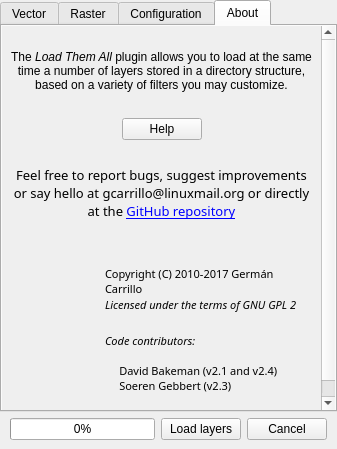
gacarrillor/loadthemall, file Ui_DockWidget.ui: the form before one commit.
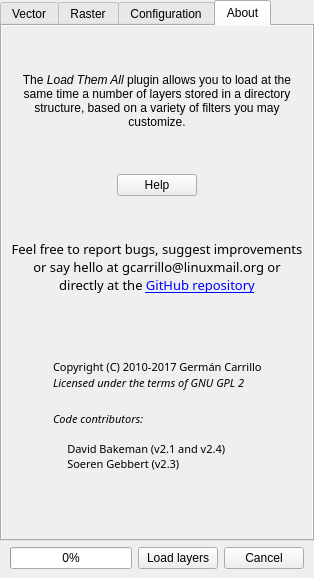
The form after the commit. The open tabs and pages were chosen to show the change. Icons and pictures are not drawn.

```diff
--- a/Ui_DockWidget.ui
+++ b/Ui_DockWidget.ui
@@ -6,8 +6,8 @@
    <rect>
     <x>0</x>
     <y>0</y>
-    <width>337</width>
-    <height>449</height>
+    <width>314</width>
+    <height>578</height>
    </rect>
   </property>
   <property name="floating">
@@ -525,12 +525,12 @@
             <rect>
              <x>0</x>
              <y>0</y>
-             <width>319</width>
-             <height>471</height>
+             <width>358</width>
+             <height>486</height>
             </rect>
            </property>
-           <layout class="QVBoxLayout" name="verticalLayout">
-            <item>
+           <layout class="QGridLayout" name="gridLayout_12">
+            <item row="0" column="0">
              <spacer name="verticalSpacer_5">
               <property name="orientation">
                <enum>Qt::Vertical</enum>
@@ -543,7 +543,7 @@
               </property>
              </spacer>
             </item>
-            <item>
+            <item row="1" column="0">
              <widget class="QLabel" name="label_4">
               <property name="text">
                <string>The &lt;i&gt;Load Them All&lt;/i&gt; plugin allows you to load at the same time a number of layers stored in a directory structure, based on a variety of filters you may customize.</string>
@@ -562,7 +562,7 @@
               </property>
              </widget>
             </item>
-            <item>
+            <item row="2" column="0">
              <spacer name="verticalSpacer_8">
               <property name="orientation">
                <enum>Qt::Vertical</enum>
@@ -575,7 +575,7 @@
               </property>
              </spacer>
             </item>
-            <item>
+            <item row="3" column="0">
              <layout class="QGridLayout" name="gridLayout_9">
               <item row="0" column="0">
                <spacer name="horizontalSpacer_4">
@@ -612,7 +612,7 @@
               </item>
              </layout>
             </item>
-            <item>
+            <item row="4" column="0">
              <spacer name="verticalSpacer_6">
               <property name="orientation">
                <enum>Qt::Vertical</enum>
@@ -625,7 +625,7 @@
               </property>
              </spacer>
             </item>
-            <item>
+            <item row="5" column="0">
              <widget class="QLabel" name="label_5">
               <property name="minimumSize">
                <size>
@@ -662,7 +662,7 @@
               </property>
              </widget>
             </item>
-            <item>
+            <item row="6" column="0">
              <spacer name="verticalSpacer_7">
               <property name="orientation">
                <enum>Qt::Vertical</enum>
@@ -675,11 +675,21 @@
               </property>
              </spacer>
             </item>
-            <item>
+            <item row="7" column="0">
              <layout class="QHBoxLayout" name="horizontalLayout_4">
-              <property name="spacing">
-               <number>0</number>
-              </property>
+              <item>
+               <spacer name="horizontalSpacer_2">
+                <property name="orientation">
+                 <enum>Qt::Horizontal</enum>
+                </property>
+                <property name="sizeHint" stdset="0">
+                 <size>
+                  <width>40</width>
+                  <height>20</height>
+                 </size>
+                </property>
+               </spacer>
+              </item>
               <item>
                <widget class="QLabel" name="label_2">
                 <property name="maximumSize">
@@ -701,6 +711,9 @@
                 <property name="spacing">
                  <number>0</number>
                 </property>
+                <property name="sizeConstraint">
+                 <enum>QLayout::SetDefaultConstraint</enum>
+                </property>
                 <property name="leftMargin">
                  <number>9</number>
                 </property>
@@ -719,6 +732,12 @@
                 </item>
                 <item>
                  <widget class="QLabel" name="label">
+                  <property name="minimumSize">
+                   <size>
+                    <width>230</width>
+                    <height>0</height>
+                   </size>
+                  </property>
                   <property name="font">
                    <font>
                     <family>Sans Serif</family>
@@ -735,7 +754,7 @@
                    <string>Copyright (C) 2010-2017 Germán Carrillo</string>
                   </property>
                   <property name="wordWrap">
-                   <bool>true</bool>
+                   <bool>false</bool>
                   </property>
                   <property name="textInteractionFlags">
                    <set>Qt::LinksAccessibleByMouse|Qt::TextSelectableByKeyboard|Qt::TextSelectableByMouse</set>
@@ -817,9 +836,22 @@
                 </item>
                </layout>
               </item>
+              <item>
+               <spacer name="horizontalSpacer_8">
+                <property name="orientation">
+                 <enum>Qt::Horizontal</enum>
+                </property>
+                <property name="sizeHint" stdset="0">
+                 <size>
+                  <width>40</width>
+                  <height>20</height>
+                 </size>
+                </property>
+               </spacer>
+              </item>
              </layout>
             </item>
-            <item>
+            <item row="8" column="0">
              <spacer name="verticalSpacer_10">
               <property name="orientation">
                <enum>Qt::Vertical</enum>
```
Left out of the diff: 108 changed lines with no effect on the pictures.
